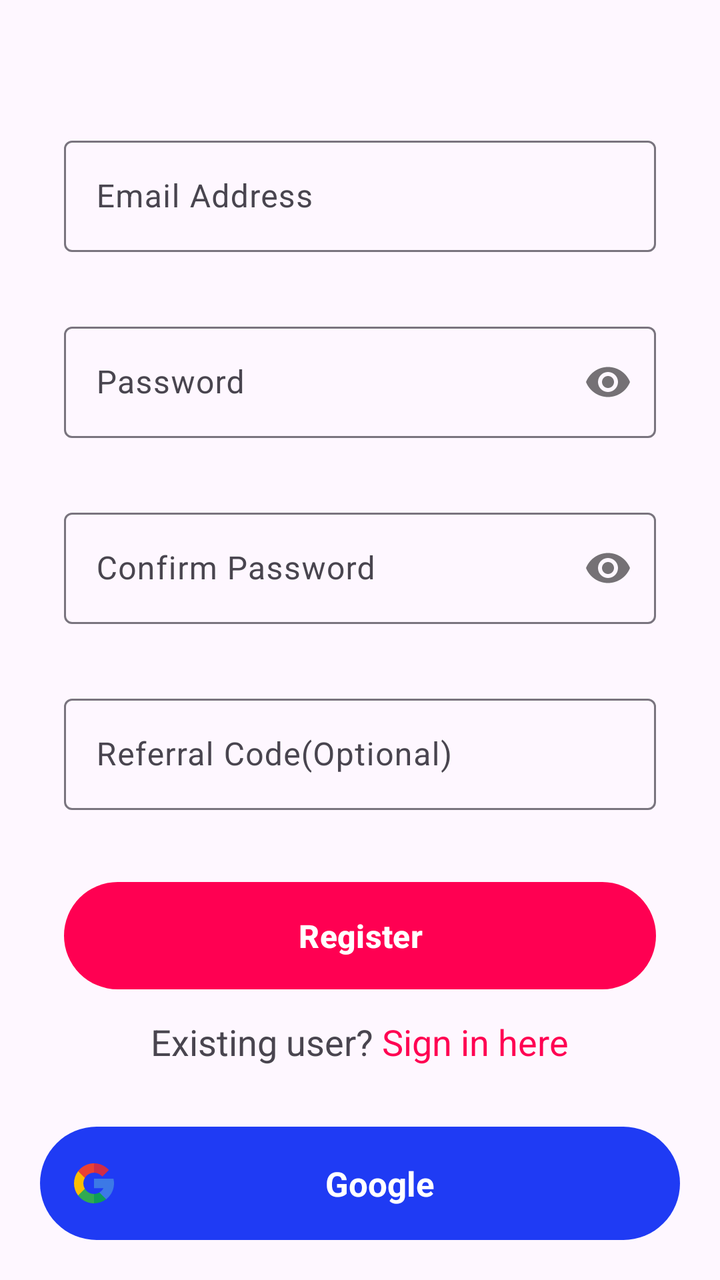
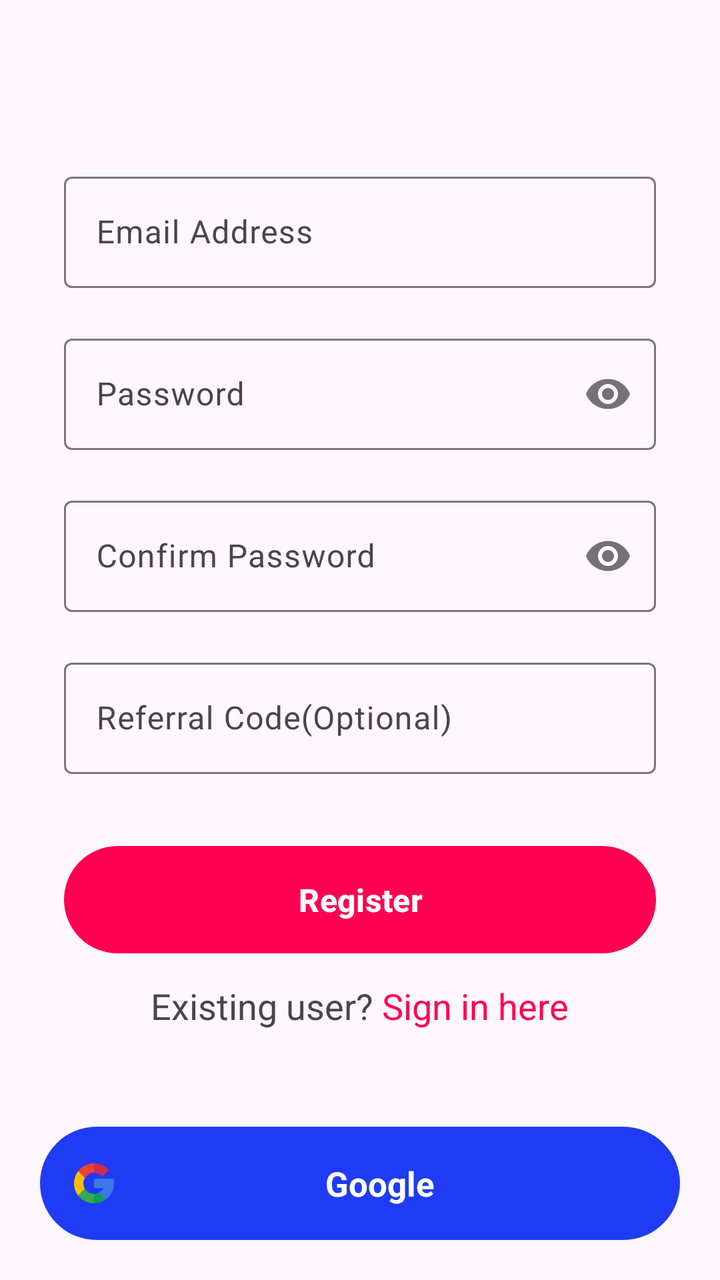

Compare the two renders of this Android layout. The source of the first and the diff that turns it into the second are given below.
<!-- AndroidManifest.xml: application theme Theme.You4me -->
<!-- res/layout/fragment_registration.xml -->
<?xml version="1.0" encoding="utf-8"?>
<androidx.constraintlayout.widget.ConstraintLayout
    xmlns:android="http://schemas.android.com/apk/res/android"
    xmlns:app="http://schemas.android.com/apk/res-auto"
    xmlns:tools="http://schemas.android.com/tools"
    android:layout_width="match_parent"
    android:layout_height="match_parent"
    tools:context=".ui.authentication.RegistrationFragment">

    <LinearLayout
        android:layout_width="match_parent"
        android:layout_height="match_parent"
        android:gravity="center"
        android:orientation="vertical"
        android:padding="32dp">

        <com.google.android.material.textfield.TextInputLayout
            android:id="@+id/email_lyt"
            android:layout_width="match_parent"
            android:layout_height="wrap_content"
            android:hint="@string/email_address">

            <com.google.android.material.textfield.TextInputEditText
                android:id="@+id/email"
                android:layout_width="match_parent"
                android:layout_height="match_parent"
                android:inputType="textEmailAddress" />
        </com.google.android.material.textfield.TextInputLayout>

        <com.google.android.material.textfield.TextInputLayout
            android:id="@+id/password_lyt"
            android:layout_width="match_parent"
            android:layout_height="wrap_content"
            android:layout_marginTop="32dp"
            android:hint="@string/password"
            app:passwordToggleEnabled="true">

            <com.google.android.material.textfield.TextInputEditText
                android:id="@+id/password"
                android:layout_width="match_parent"
                android:layout_height="match_parent"
                android:inputType="textPassword" />
        </com.google.android.material.textfield.TextInputLayout>

        <com.google.android.material.textfield.TextInputLayout
            android:id="@+id/confirm_password_lyt"
            android:layout_width="match_parent"
            android:layout_height="wrap_content"
            android:layout_marginTop="32dp"
            android:hint="@string/confirm_password"
            app:passwordToggleEnabled="true">

            <com.google.android.material.textfield.TextInputEditText
                android:id="@+id/confirm_password"
                android:layout_width="match_parent"
                android:layout_height="match_parent"
                android:inputType="textPassword" />
        </com.google.android.material.textfield.TextInputLayout>

        <com.google.android.material.textfield.TextInputLayout
            android:id="@+id/referral_code_lyt"
            android:layout_width="match_parent"
            android:layout_height="wrap_content"
            android:layout_marginTop="32dp"
            android:hint="@string/referral_code">

            <com.google.android.material.textfield.TextInputEditText
                android:id="@+id/referral_code"
                android:layout_width="match_parent"
                android:layout_height="match_parent"
                android:inputType="text" />
        </com.google.android.material.textfield.TextInputLayout>

        <com.google.android.material.button.MaterialButton
            android:id="@+id/sign_up_btn"
            android:layout_width="match_parent"
            android:layout_height="wrap_content"
            android:layout_marginTop="32dp"
            android:padding="16dp"
            android:text="@string/register"
            android:textSize="16sp"
            android:textStyle="bold" />

        
        
        
        
        
        
        
        
        
        

        <com.google.android.material.progressindicator.CircularProgressIndicator
            android:id="@+id/progress_circular"
            style="@style/Widget.Material3.CircularProgressIndicator.Medium"
            android:layout_width="wrap_content"
            android:layout_height="wrap_content"
            android:layout_marginTop="32dp"
            android:layout_marginBottom="4dp"
            android:indeterminate="true"
            android:visibility="gone" />

        <TextView
            android:id="@+id/login"
            android:layout_width="wrap_content"
            android:layout_height="wrap_content"
            android:padding="10dp"
            android:textSize="18sp"
            android:layout_gravity="center_horizontal"
            android:layout_marginBottom="32dp"
            android:text="@string/existing_user" />

    </LinearLayout>

    <TextView
        android:id="@+id/googleTv"
        android:layout_width="match_parent"
        android:layout_height="wrap_content"
        android:layout_margin="@dimen/margin_20dp"
        android:padding="@dimen/padding_17dp"
        android:background="@drawable/rectangle_box_button_google"
        android:gravity="center"
        android:text="Google"
        android:textColor="@color/white"
        android:textSize="17sp"
        android:textStyle="bold"
        app:drawableStartCompat="@drawable/google_icon"
        app:layout_constraintBottom_toBottomOf="parent"
        app:layout_constraintStart_toStartOf="parent" />

</androidx.constraintlayout.widget.ConstraintLayout>
<!-- resources referenced by this layout -->
<resources>
  <color name="white">#FFFFFFFF</color>
  <dimen name="margin_20dp">20dp</dimen>
  <dimen name="padding_17dp">17dp</dimen>
  <!-- drawable google_icon (drawable) -->
  <vector xmlns:android="http://schemas.android.com/apk/res/android"
      android:width="20dp"
      android:height="20dp"
      android:viewportWidth="512"
      android:viewportHeight="512">
    <path
        android:pathData="m120,256c0,-25.367 6.989,-49.13 19.131,-69.477v-86.308h-86.308c-34.255,44.488 -52.823,98.707 -52.823,155.785s18.568,111.297 52.823,155.785h86.308v-86.308c-12.142,-20.347 -19.131,-44.11 -19.131,-69.477z"
        android:fillColor="#fbbd00"/>
    <path
        android:pathData="m256,392 l-60,60 60,60c57.079,0 111.297,-18.568 155.785,-52.823v-86.216h-86.216c-20.525,12.186 -44.388,19.039 -69.569,19.039z"
        android:fillColor="#0f9d58"/>
    <path
        android:pathData="m139.131,325.477 l-86.308,86.308c6.782,8.808 14.167,17.243 22.158,25.235 48.352,48.351 112.639,74.98 181.019,74.98v-120c-49.624,0 -93.117,-26.72 -116.869,-66.523z"
        android:fillColor="#31aa52"/>
    <path
        android:pathData="m512,256c0,-15.575 -1.41,-31.179 -4.192,-46.377l-2.251,-12.299h-249.557v120h121.452c-11.794,23.461 -29.928,42.602 -51.884,55.638l86.216,86.216c8.808,-6.782 17.243,-14.167 25.235,-22.158 48.352,-48.353 74.981,-112.64 74.981,-181.02z"
        android:fillColor="#3c79e6"/>
    <path
        android:pathData="m352.167,159.833 l10.606,10.606 84.853,-84.852 -10.606,-10.606c-48.352,-48.352 -112.639,-74.981 -181.02,-74.981l-60,60 60,60c36.326,0 70.479,14.146 96.167,39.833z"
        android:fillColor="#cf2d48"/>
    <path
        android:pathData="m256,120v-120c-68.38,0 -132.667,26.629 -181.02,74.98 -7.991,7.991 -15.376,16.426 -22.158,25.235l86.308,86.308c23.753,-39.803 67.246,-66.523 116.87,-66.523z"
        android:fillColor="#eb4132"/>
  </vector>
  <!-- drawable rectangle_box_button_google (drawable) -->
  <?xml version="1.0" encoding="UTF-8"?>
  <shape xmlns:android="http://schemas.android.com/apk/res/android" android:id="@+id/listview_background_shape">
      <padding android:left="2dp"
          android:top="2dp"
          android:right="2dp"
          android:bottom="2dp" />
      <corners android:radius="50dp" />
      <solid android:color="@color/blue" />
  </shape>
  <string name="confirm_password">Confirm Password</string>
  <string name="email_address">Email Address</string>
  <string name="existing_user">Existing user? <font fgcolor="#ff0052">Sign in here</font></string>
  <string name="password">Password</string>
  <string name="referral_code">Referral Code(Optional)</string>
  <string name="register">Register</string>
  <style name="Theme.You4me" parent="Base.Theme.You4me" />
  <color name="blue">#1F3BF4</color>
  <style name="Base.Theme.You4me" parent="Theme.Material3.Light.NoActionBar">
          
           <item name="colorPrimary">@color/primary_pink</item>
      </style>
  <color name="primary_pink">#ffff0052</color>
</resources>

<!-- the commit's change to res/layout/fragment_registration.xml (unified diff, before → after) -->
@@ -31,7 +31,7 @@
             android:id="@+id/password_lyt"
             android:layout_width="match_parent"
             android:layout_height="wrap_content"
-            android:layout_marginTop="32dp"
+            android:layout_marginTop="@dimen/margin_20dp"
             android:hint="@string/password"
             app:passwordToggleEnabled="true">
 
@@ -46,7 +46,7 @@
             android:id="@+id/confirm_password_lyt"
             android:layout_width="match_parent"
             android:layout_height="wrap_content"
-            android:layout_marginTop="32dp"
+            android:layout_marginTop="@dimen/margin_20dp"
             android:hint="@string/confirm_password"
             app:passwordToggleEnabled="true">
 
@@ -61,7 +61,7 @@
             android:id="@+id/referral_code_lyt"
             android:layout_width="match_parent"
             android:layout_height="wrap_content"
-            android:layout_marginTop="32dp"
+            android:layout_marginTop="@dimen/margin_20dp"
             android:hint="@string/referral_code">
 
             <com.google.android.material.textfield.TextInputEditText
